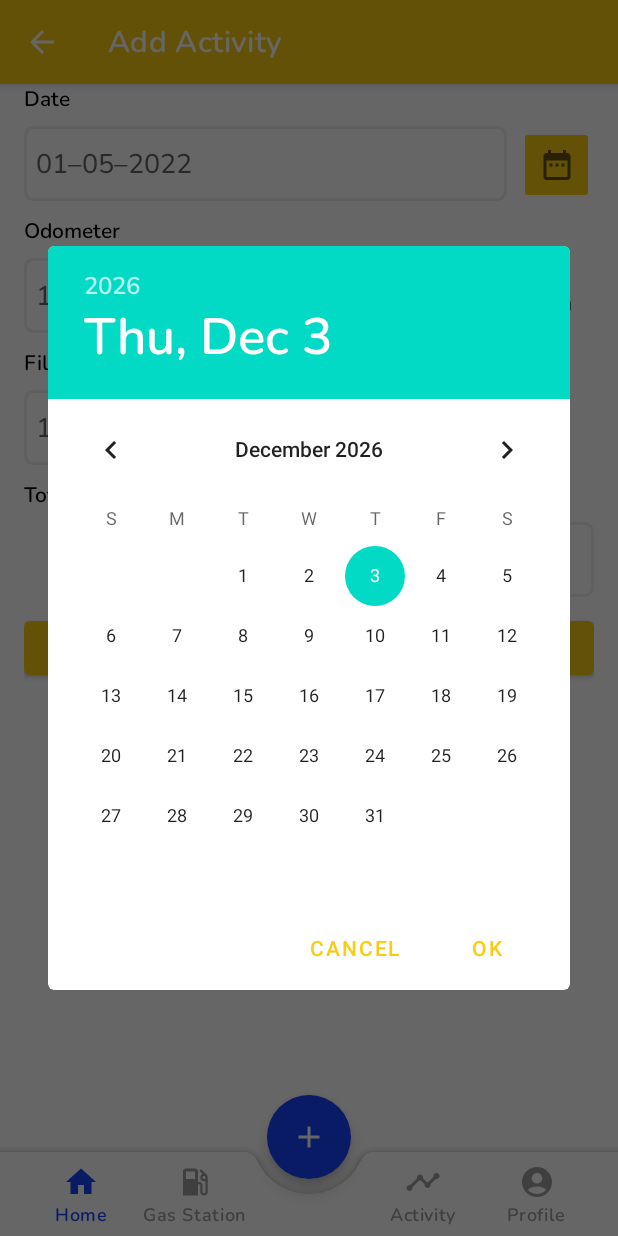
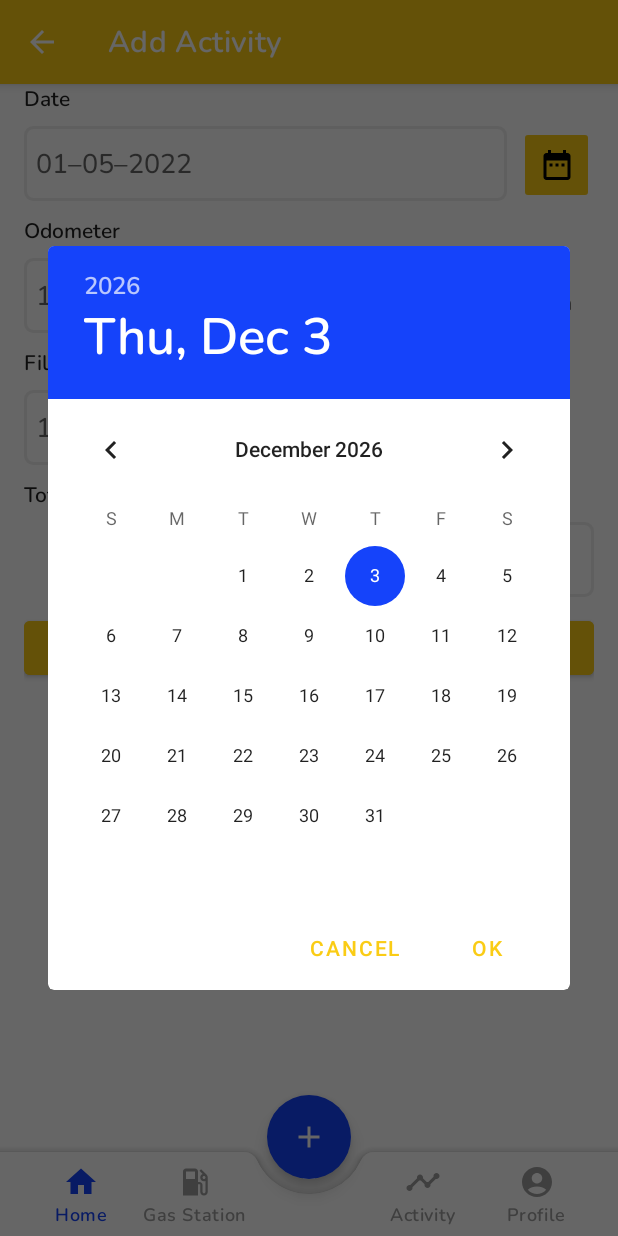
Before and after one commit to C22-PS001-Capstone/Vee-Mobile, an Android app: the AddActivityFragment screen opened through its navigation route, after a tap on "Date Time Picker", on a phone screen of 412 x 824 dp. Run offline under Robolectric (Android 15) with nearby library versions, the phone set to English and light mode, and no system bars; our stand-ins replace navigation-ui; 5 statements that could not run were skipped.

Commit message:
Update layout for dark/light mode friendly

```diff
--- a/app/src/main/res/layout/fragment_add_activity.xml
+++ b/app/src/main/res/layout/fragment_add_activity.xml
@@ -15,7 +15,7 @@
         android:layout_marginBottom="8dp"
         android:fontFamily="@font/nunito_semi_bold"
         android:text="@string/date_label"
-        android:textColor="@color/black" />
+        android:textColor="?android:textColorPrimary" />
 
     <LinearLayout
         android:layout_width="match_parent"
@@ -47,7 +47,8 @@
             android:backgroundTint="@color/primary"
             android:contentDescription="@string/date_time_picker"
             android:gravity="center"
-            app:srcCompat="@drawable/ic_baseline_date_range_24" />
+            app:srcCompat="@drawable/ic_baseline_date_range_24"
+            app:tint="@color/black" />
     </LinearLayout>
 
     <TextView
@@ -56,7 +57,7 @@
         android:layout_marginBottom="8dp"
         android:fontFamily="@font/nunito_semi_bold"
         android:text="@string/odometer_label"
-        android:textColor="@color/black" />
+        android:textColor="?android:textColorPrimary" />
 
     <LinearLayout
         android:layout_width="match_parent"
@@ -84,7 +85,7 @@
             android:gravity="center"
             android:text="@string/km_label"
             android:textAlignment="center"
-            android:textColor="@color/black" />
+            android:textColor="?android:textColorPrimary" />
     </LinearLayout>
 
 
@@ -94,7 +95,7 @@
         android:layout_marginBottom="8dp"
         android:fontFamily="@font/nunito_semi_bold"
         android:text="@string/fill_ups_litre_label"
-        android:textColor="@color/black" />
+        android:textColor="?android:textColorPrimary" />
 
     <LinearLayout
         android:layout_width="match_parent"
@@ -122,7 +123,7 @@
             android:gravity="center"
             android:text="@string/litre_label"
             android:textAlignment="center"
-            android:textColor="@color/black" />
+            android:textColor="?android:textColorPrimary" />
     </LinearLayout>
 
 
@@ -132,7 +133,7 @@
         android:layout_marginBottom="8dp"
         android:fontFamily="@font/nunito_semi_bold"
         android:text="@string/total_price_label"
-        android:textColor="@color/black" />
+        android:textColor="?android:textColorPrimary" />
 
     <LinearLayout
         android:layout_width="match_parent"
@@ -145,7 +146,7 @@
             android:gravity="center"
             android:text="@string/rp_label"
             android:textAlignment="center"
-            android:textColor="@color/black" />
+            android:textColor="?android:textColorPrimary" />
 
         <EditText
             android:layout_width="0dp"
@@ -168,9 +169,11 @@
         android:id="@+id/btn_add_activity"
         android:layout_width="match_parent"
         android:layout_height="wrap_content"
+        android:backgroundTint="@color/primary"
         android:fontFamily="@font/nunito_extra_bold"
         android:text="@string/btn_add_activity"
-        android:textAllCaps="false" />
+        android:textAllCaps="false"
+        android:textColor="@color/black" />
 
     <Button
         android:id="@+id/btn_edit_activity"
--- a/app/src/main/res/layout/fragment_notification.xml
+++ b/app/src/main/res/layout/fragment_notification.xml
@@ -14,7 +14,7 @@
         android:fontFamily="@font/nunito_bold"
         android:paddingLeft="16dp"
         android:paddingRight="16dp"
-        android:textColor="@android:color/black"
+        android:textColor = "?android:textColorPrimary"
         android:textSize="16sp"
         tools:text="Newest" />
 
--- a/app/src/main/res/layout/fragment_profile.xml
+++ b/app/src/main/res/layout/fragment_profile.xml
@@ -18,6 +18,7 @@
         android:text="@string/btn_profile"
         android:textAlignment="textStart"
         android:textAllCaps="false"
+        android:textColor="@color/black"
         app:strokeColor="@color/grey"
         app:strokeWidth="2dp" />
 
@@ -30,6 +31,7 @@
         android:text="@string/btn_theme"
         android:textAlignment="textStart"
         android:textAllCaps="false"
+        android:textColor="@color/black"
         app:strokeColor="@color/grey"
         app:strokeWidth="2dp" />
 
@@ -42,6 +44,7 @@
         android:text="@string/btn_language"
         android:textAlignment="textStart"
         android:textAllCaps="false"
+        android:textColor="@color/black"
         app:strokeColor="@color/grey"
         app:strokeWidth="2dp" />
 
@@ -54,6 +57,7 @@
         android:text="@string/btn_logout"
         android:textAlignment="textStart"
         android:textAllCaps="false"
+        android:textColor="@color/black"
         app:strokeColor="@color/grey"
         app:strokeWidth="2dp" />
 </LinearLayout>
--- a/app/src/main/res/values-night/themes.xml
+++ b/app/src/main/res/values-night/themes.xml
@@ -4,7 +4,7 @@
         <!-- Primary brand color. -->
         <item name="colorPrimary">@color/purple_200</item>
         <item name="colorPrimaryVariant">@color/purple_700</item>
-        <item name="colorOnPrimary">@color/black</item>
+        <item name="colorOnPrimary">@color/white</item>
         <!-- Secondary brand color. -->
         <item name="colorSecondary">@color/teal_200</item>
         <item name="colorSecondaryVariant">@color/teal_200</item>
--- a/app/src/main/res/values/themes.xml
+++ b/app/src/main/res/values/themes.xml
@@ -6,9 +6,9 @@
         <item name="colorPrimaryVariant">@color/background_color</item>
         <item name="colorOnPrimary">@color/black</item>
         <!-- Secondary brand color. -->
-        <item name="colorSecondary">@color/teal_200</item>
-        <item name="colorSecondaryVariant">@color/teal_700</item>
-        <item name="colorOnSecondary">@color/black</item>
+        <item name="colorSecondary">@color/secondary</item>
+        <item name="colorSecondaryVariant">@color/blue_400</item>
+        <item name="colorOnSecondary">@color/white</item>
         <!-- Status bar color. -->
         <item name="android:statusBarColor" tools:targetApi="l">?attr/colorPrimary</item>
         <!-- Customize your theme here. -->
```
Also changed, not shown: app/src/main/res/layout/activity_login.xml (+5 -2 lines), app/src/main/res/layout/activity_signup.xml (+8 -6 lines), app/src/main/res/layout/fragment_home.xml (+5 -5 lines), app/src/main/res/layout/fragment_profile_detail.xml (+8 -5 lines).
